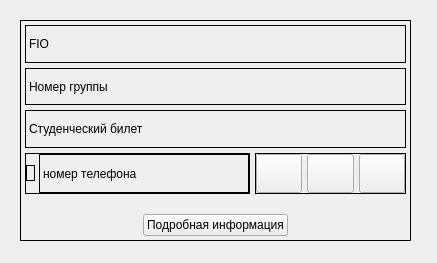
Before: the Qt Designer form ui_file/element/user/user.ui in HiraiKaoTsi/diplom, drawn with Qt 5.
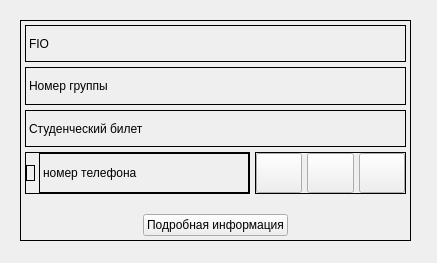
After: the same form once the commit is applied. Icons and pictures are not drawn.

What changed in the file:
```diff
--- a/ui_file/element/user/user.ui
+++ b/ui_file/element/user/user.ui
@@ -27,6 +27,18 @@
      <height>221</height>
     </rect>
    </property>
+   <property name="sizePolicy">
+    <sizepolicy hsizetype="Expanding" vsizetype="Preferred">
+     <horstretch>0</horstretch>
+     <verstretch>0</verstretch>
+    </sizepolicy>
+   </property>
+   <property name="minimumSize">
+    <size>
+     <width>0</width>
+     <height>221</height>
+    </size>
+   </property>
    <property name="frameShape">
     <enum>QFrame::StyledPanel</enum>
    </property>
@@ -160,12 +172,12 @@
       </property>
      </widget>
     </item>
-    <item row="3" column="1" colspan="2">
+    <item row="3" column="1" colspan="2" alignment="Qt::AlignRight">
      <widget class="QFrame" name="frame_button">
       <property name="minimumSize">
        <size>
         <width>151</width>
-        <height>41</height>
+        <height>42</height>
        </size>
       </property>
       <property name="frameShape">
```
Left out of the diff: 1 changed line with no effect on the pictures.
